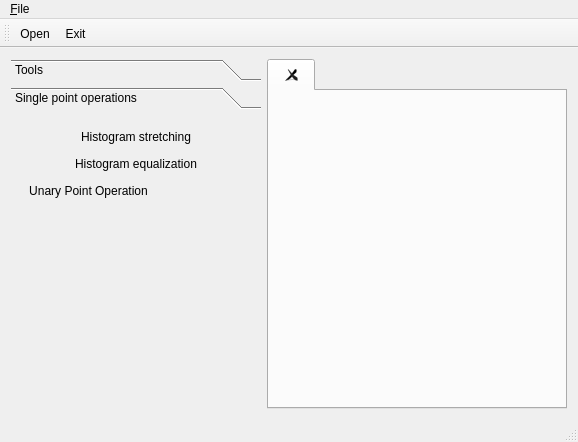
Shadasviar/APOD, file mainwindow.ui: the form before one commit.
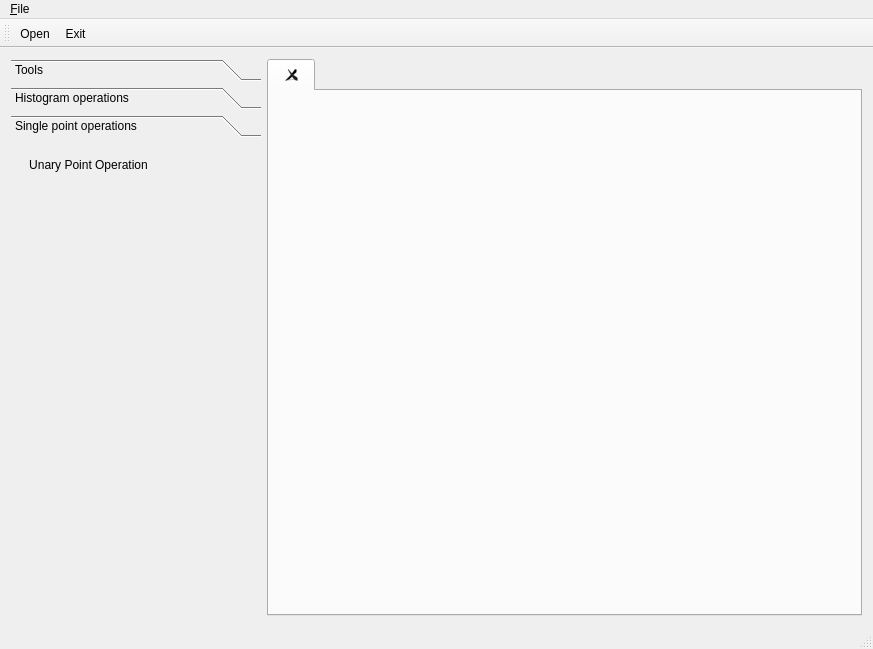
The form after the commit. The open tabs and pages were chosen to show the change. Icons and pictures are not drawn.

Commit message: Histogram made as widget, selection broken

The edit to the form file:
```diff
--- a/mainwindow.ui
+++ b/mainwindow.ui
@@ -6,8 +6,8 @@
    <rect>
     <x>0</x>
     <y>0</y>
-    <width>578</width>
-    <height>442</height>
+    <width>873</width>
+    <height>649</height>
    </rect>
   </property>
   <property name="windowTitle">
@@ -159,17 +159,13 @@
           </item>
          </layout>
         </widget>
-        <widget class="QWidget" name="singlePointOptPage">
-         <property name="geometry">
-          <rect>
-           <x>0</x>
-           <y>0</y>
-           <width>250</width>
-           <height>226</height>
-          </rect>
-         </property>
+        <widget class="QWidget" name="histOptsPage">
+         <attribute name="icon">
+          <iconset resource="images.qrc">
+           <normaloff>:/Resources/Histogram-512.png</normaloff>:/Resources/Histogram-512.png</iconset>
+         </attribute>
          <attribute name="label">
-          <string>Single point operations</string>
+          <string>Histogram operations</string>
          </attribute>
          <layout class="QVBoxLayout" name="verticalLayout_2">
           <item>
@@ -225,6 +221,34 @@
            </widget>
           </item>
           <item>
+           <spacer name="verticalSpacer_3">
+            <property name="orientation">
+             <enum>Qt::Vertical</enum>
+            </property>
+            <property name="sizeHint" stdset="0">
+             <size>
+              <width>20</width>
+              <height>40</height>
+             </size>
+            </property>
+           </spacer>
+          </item>
+         </layout>
+        </widget>
+        <widget class="QWidget" name="singlePointOptPage">
+         <property name="geometry">
+          <rect>
+           <x>0</x>
+           <y>0</y>
+           <width>250</width>
+           <height>391</height>
+          </rect>
+         </property>
+         <attribute name="label">
+          <string>Single point operations</string>
+         </attribute>
+         <layout class="QVBoxLayout" name="verticalLayout_2">
+          <item>
            <widget class="QToolButton" name="UPOButton">
             <property name="text">
              <string>Unary Point Operation</string>
@@ -270,7 +294,7 @@
     <rect>
      <x>0</x>
      <y>0</y>
-     <width>578</width>
+     <width>873</width>
      <height>29</height>
     </rect>
    </property>
```
Left out of the diff: 6 changed lines with no effect on the pictures. The commit also changes 14 other files.
